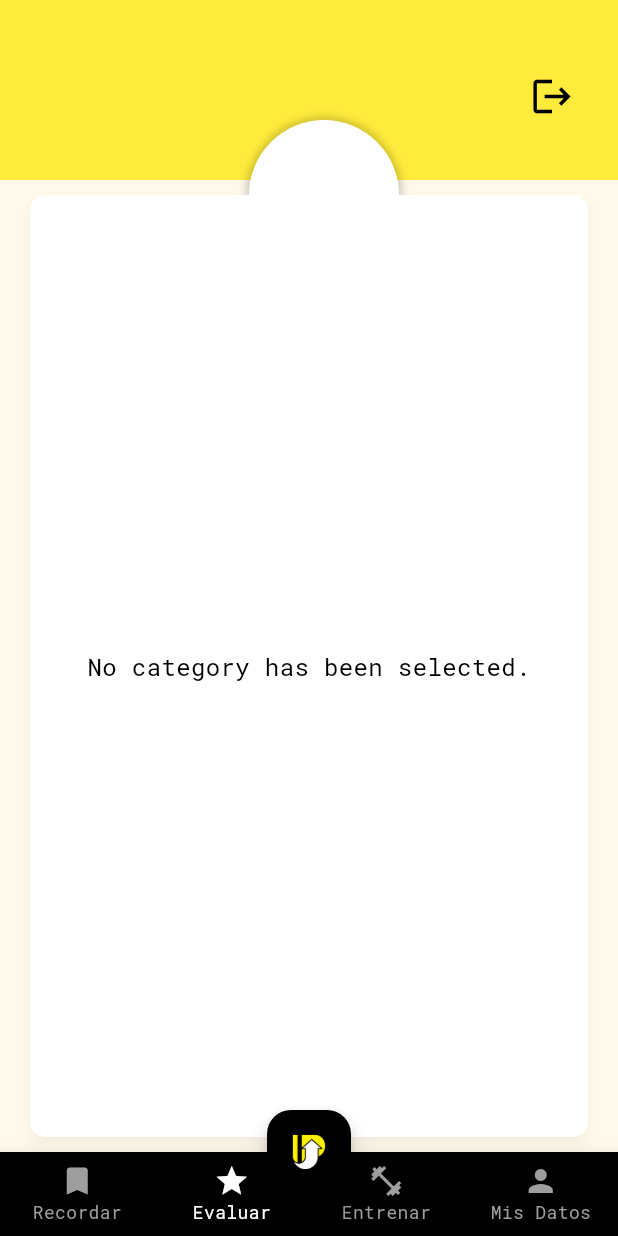
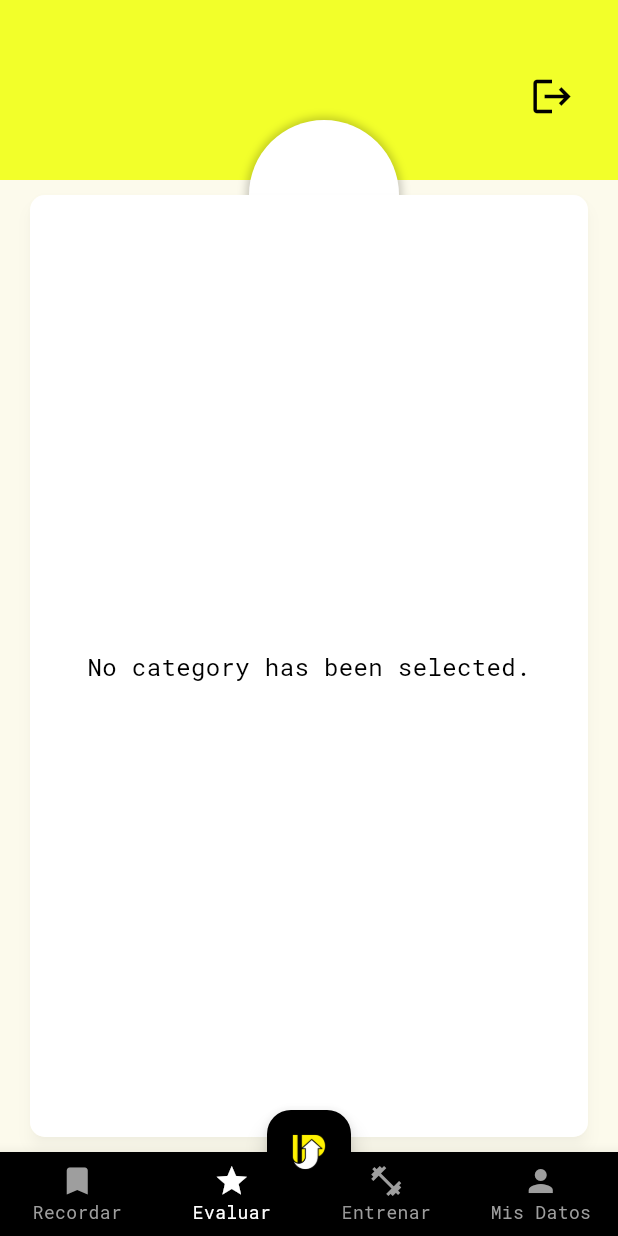
Before and after one commit to NeuroLab-UChile/caidas-legacy, a Flutter app: the DashboardScreen screen opened by its route, item 2 of the bottom bar chosen, on a phone screen of 412 x 824 dp. Run offline on Flutter 3.47's test engine with Material 3 defaults, Android fonts, the phone set to English and light mode, and no system bars; our stand-ins replace flutter_secure_storage, google_fonts; accounts and stored records are empty; network calls fail.

Commit message:
feat: improve theme and scroll section general graphics

```diff
--- a/frontend/lib/theme/app_theme.dart
+++ b/frontend/lib/theme/app_theme.dart
@@ -4,7 +4,8 @@ import 'package:google_fonts/google_fonts.dart';
 class AppTheme {
   static ThemeData get lightTheme {
     // Definir colores principales
-    const Color primaryColor = Color(0xFFFFEB3B); // Amarillo brillante
+    const Color primaryColor =
+        Color.fromARGB(255, 242, 255, 42); // Amarillo brillante
     const Color backgroundColor = Colors.white;
     const Color cardColor = Colors.white;
     const Color accentColor = Colors.black;
--- a/frontend/lib/views/dashboard_screen.dart
+++ b/frontend/lib/views/dashboard_screen.dart
@@ -126,7 +126,7 @@ class _DashboardScreenState extends State<DashboardScreen> {
             children: [
               Container(
                 height: 120.0,
-                color: Colors.yellow,
+                color: Theme.of(context).colorScheme.primary,
               ),
               Positioned(
                 top: 80.0,
```
